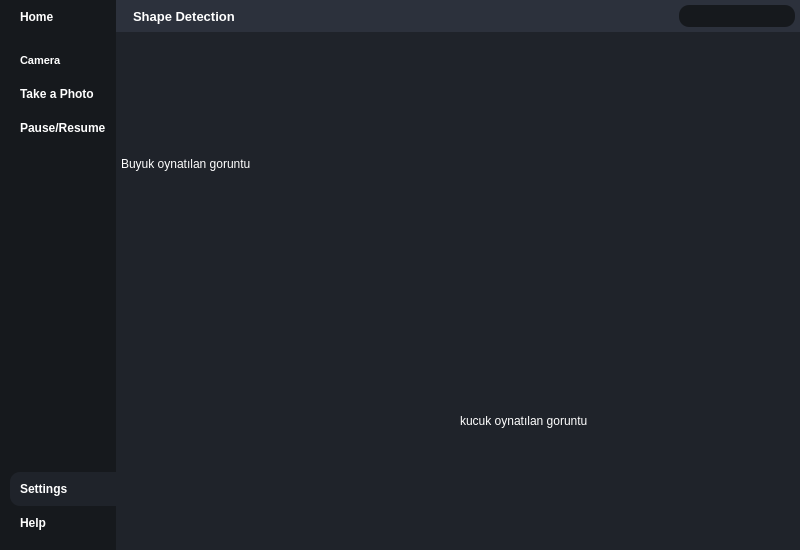
Above: ShapeDetection/shapedetection.ui from aysenurozkann/Shape-Detection before the change. Below: the same form after it.
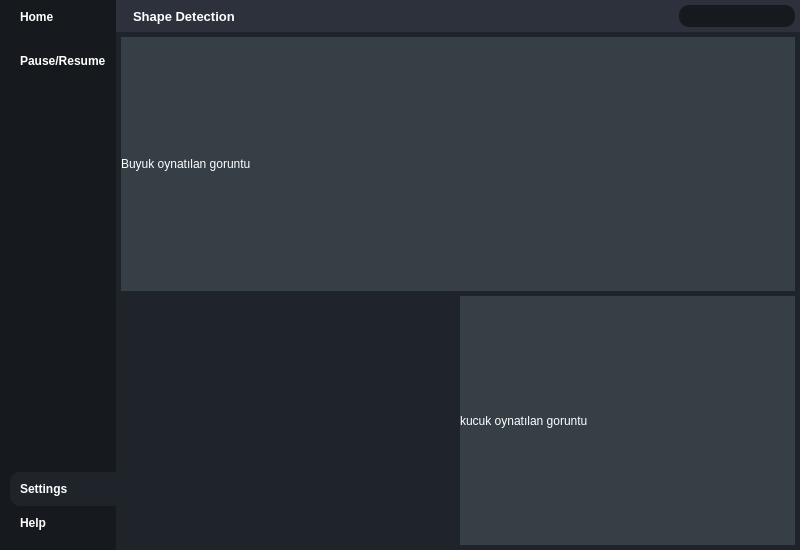
That is the form after the change. Icons and pictures are not drawn.

Commit message: Shape Detection

```diff
--- a/ShapeDetection/shapedetection.ui
+++ b/ShapeDetection/shapedetection.ui
@@ -230,59 +230,6 @@
              <property name="bottomMargin">
               <number>10</number>
              </property>
-             <item>
-              <widget class="QPushButton" name="livevideobtn">
-               <property name="font">
-                <font>
-                 <pointsize>8</pointsize>
-                 <weight>75</weight>
-                 <bold>true</bold>
-                </font>
-               </property>
-               <property name="toolTip">
-                <string>Live Video</string>
-               </property>
-               <property name="text">
-                <string>Camera</string>
-               </property>
-               <property name="icon">
-                <iconset resource="resources.qrc">
-                 <normaloff>:/icons/icons/video.svg</normaloff>:/icons/icons/video.svg</iconset>
-               </property>
-               <property name="iconSize">
-                <size>
-                 <width>24</width>
-                 <height>24</height>
-                </size>
-               </property>
-              </widget>
-             </item>
-             <item>
-              <widget class="QPushButton" name="takephotobtn">
-               <property name="font">
-                <font>
-                 <weight>75</weight>
-                 <bold>true</bold>
-                </font>
-               </property>
-               <property name="toolTip">
-                <string>takephoto</string>
-               </property>
-               <property name="text">
-                <string>Take a Photo</string>
-               </property>
-               <property name="icon">
-                <iconset resource="resources.qrc">
-                 <normaloff>:/icons/icons/save.svg</normaloff>:/icons/icons/save.svg</iconset>
-               </property>
-               <property name="iconSize">
-                <size>
-                 <width>24</width>
-                 <height>24</height>
-                </size>
-               </property>
-              </widget>
-             </item>
              <item>
               <widget class="QPushButton" name="pausebtn">
                <property name="font">
@@ -701,8 +648,21 @@
                     <verstretch>0</verstretch>
                    </sizepolicy>
                   </property>
+                  <property name="autoFillBackground">
+                   <bool>false</bool>
+                  </property>
                   <property name="styleSheet">
-                   <string notr="true"/>
+                   <string notr="true">
+background-color: rgb(54, 63, 70);</string>
+                  </property>
+                  <property name="frameShape">
+                   <enum>QFrame::Box</enum>
+                  </property>
+                  <property name="frameShadow">
+                   <enum>QFrame::Plain</enum>
+                  </property>
+                  <property name="lineWidth">
+                   <number>2</number>
                   </property>
                   <property name="text">
                    <string>Buyuk oynatılan goruntu</string>
@@ -783,8 +743,14 @@
                           <verstretch>0</verstretch>
                          </sizepolicy>
                         </property>
+                        <property name="autoFillBackground">
+                         <bool>false</bool>
+                        </property>
                         <property name="styleSheet">
-                         <string notr="true"/>
+                         <string notr="true">background-color: rgb(54, 63, 70);</string>
+                        </property>
+                        <property name="frameShape">
+                         <enum>QFrame::Box</enum>
                         </property>
                         <property name="text">
                          <string>kucuk oynatılan goruntu</string>
```
The commit also changes 4 other files.
